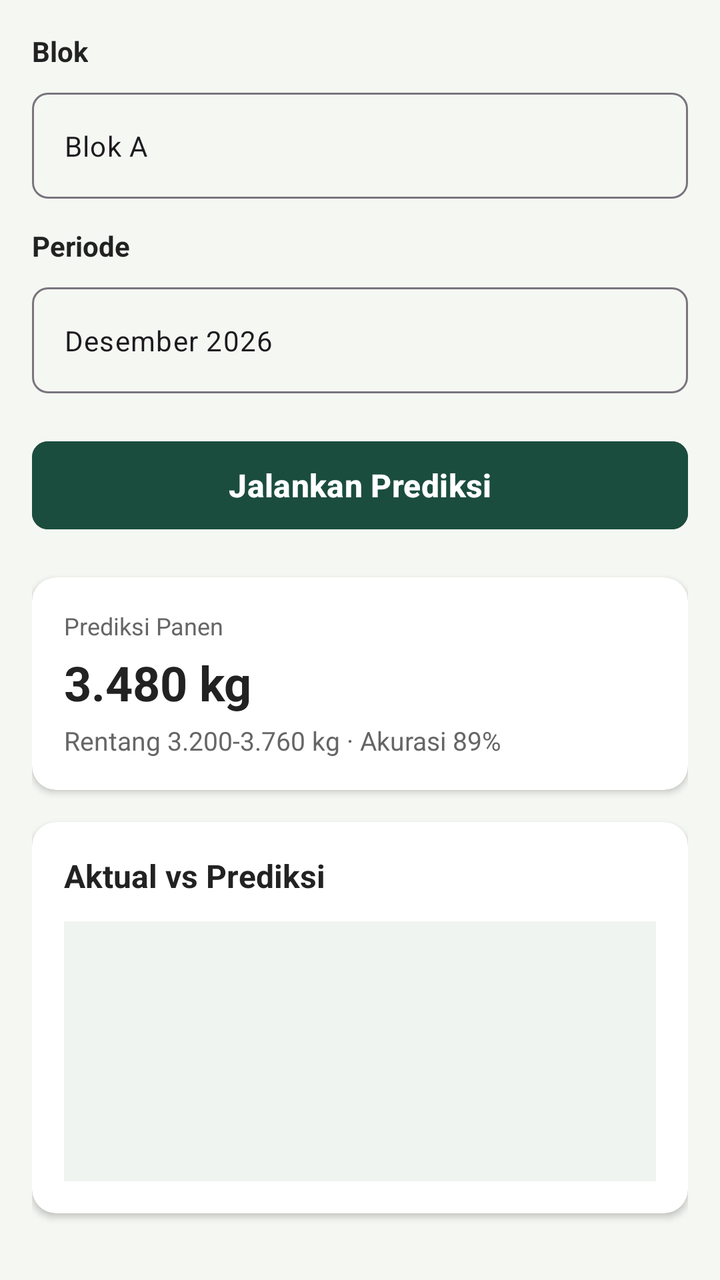
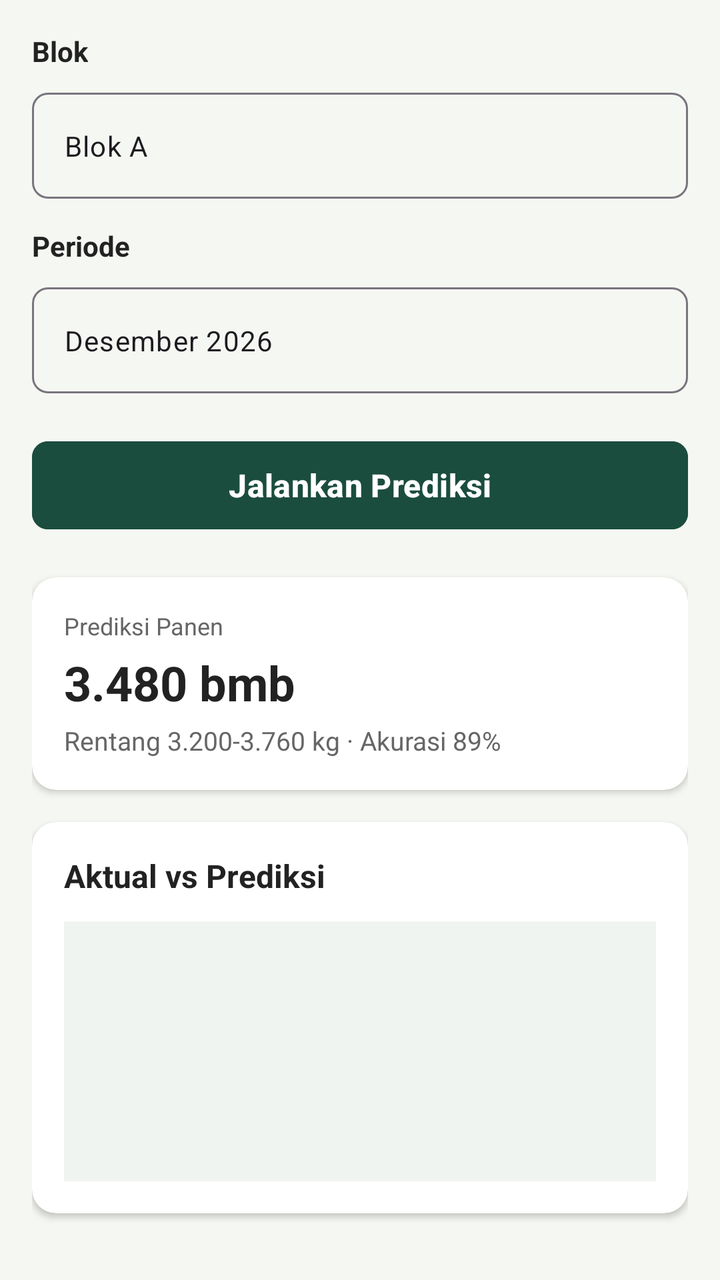

Before-and-after screenshots of an Android layout around one commit, followed by the original layout XML and the change that was made.
<!-- AndroidManifest.xml: application theme Theme.SmartCoffeeFarm -->
<!-- res/layout/fragment_prediksi_panen.xml -->
<?xml version="1.0" encoding="utf-8"?>
<LinearLayout xmlns:android="http://schemas.android.com/apk/res/android"
    xmlns:app="http://schemas.android.com/apk/res-auto"
    android:layout_width="match_parent"
    android:layout_height="match_parent"
    android:background="@color/app_background"
    android:orientation="vertical">

    <ScrollView
        android:layout_width="match_parent"
        android:layout_height="match_parent"
        android:fillViewport="true"
        android:padding="16dp">

        <LinearLayout
            android:layout_width="match_parent"
            android:layout_height="wrap_content"
            android:orientation="vertical">

            
            <TextView
                android:layout_width="wrap_content"
                android:layout_height="wrap_content"
                android:text="Blok"
                android:textColor="@color/text_primary"
                android:textSize="14sp"
                android:textStyle="bold" />

            <com.google.android.material.textfield.TextInputLayout
                style="@style/Widget.Material3.TextInputLayout.OutlinedBox"
                android:layout_width="match_parent"
                android:layout_height="wrap_content"
                android:layout_marginTop="6dp"
                app:boxCornerRadiusBottomEnd="8dp"
                app:boxCornerRadiusBottomStart="8dp"
                app:boxCornerRadiusTopEnd="8dp"
                app:boxCornerRadiusTopStart="8dp">

                <com.google.android.material.textfield.TextInputEditText
                    android:id="@+id/etBlokPrediksi"
                    android:layout_width="match_parent"
                    android:layout_height="wrap_content"
                    android:text="Blok A"
                    android:textSize="14sp" />
            </com.google.android.material.textfield.TextInputLayout>

            
            <TextView
                android:layout_width="wrap_content"
                android:layout_height="wrap_content"
                android:layout_marginTop="14dp"
                android:text="Periode"
                android:textColor="@color/text_primary"
                android:textSize="14sp"
                android:textStyle="bold" />

            <com.google.android.material.textfield.TextInputLayout
                style="@style/Widget.Material3.TextInputLayout.OutlinedBox"
                android:layout_width="match_parent"
                android:layout_height="wrap_content"
                android:layout_marginTop="6dp"
                app:boxCornerRadiusBottomEnd="8dp"
                app:boxCornerRadiusBottomStart="8dp"
                app:boxCornerRadiusTopEnd="8dp"
                app:boxCornerRadiusTopStart="8dp">

                <com.google.android.material.textfield.TextInputEditText
                    android:id="@+id/etPeriodePrediksi"
                    android:layout_width="match_parent"
                    android:layout_height="wrap_content"
                    android:text="Desember 2026"
                    android:textSize="14sp" />
            </com.google.android.material.textfield.TextInputLayout>

            
            <com.google.android.material.button.MaterialButton
                android:id="@+id/btnJalankanPrediksi"
                android:layout_width="match_parent"
                android:layout_height="52dp"
                android:layout_marginTop="20dp"
                android:backgroundTint="@color/primary_dark_green"
                android:text="Jalankan Prediksi"
                android:textAllCaps="false"
                android:textColor="@color/white"
                android:textSize="16sp"
                android:textStyle="bold"
                app:cornerRadius="8dp" />

            
            <androidx.cardview.widget.CardView
                android:layout_width="match_parent"
                android:layout_height="wrap_content"
                android:layout_marginTop="20dp"
                app:cardBackgroundColor="@color/card_background"
                app:cardCornerRadius="12dp"
                app:cardElevation="2dp">

                <LinearLayout
                    android:layout_width="match_parent"
                    android:layout_height="wrap_content"
                    android:orientation="vertical"
                    android:padding="16dp">

                    <TextView
                        android:layout_width="wrap_content"
                        android:layout_height="wrap_content"
                        android:text="Prediksi Panen"
                        android:textColor="@color/text_secondary"
                        android:textSize="12sp" />

                    <TextView
                        android:layout_width="wrap_content"
                        android:layout_height="wrap_content"
                        android:layout_marginTop="4dp"
                        android:text="3.480 kg"
                        android:textColor="@color/text_primary"
                        android:textSize="24sp"
                        android:textStyle="bold" />

                    <TextView
                        android:layout_width="wrap_content"
                        android:layout_height="wrap_content"
                        android:layout_marginTop="4dp"
                        android:text="Rentang 3.200-3.760 kg · Akurasi 89%"
                        android:textColor="@color/text_secondary"
                        android:textSize="13sp" />
                </LinearLayout>
            </androidx.cardview.widget.CardView>

            
            <androidx.cardview.widget.CardView
                android:layout_width="match_parent"
                android:layout_height="wrap_content"
                android:layout_marginTop="16dp"
                android:layout_marginBottom="24dp"
                app:cardBackgroundColor="@color/card_background"
                app:cardCornerRadius="12dp"
                app:cardElevation="2dp">

                <LinearLayout
                    android:layout_width="match_parent"
                    android:layout_height="wrap_content"
                    android:orientation="vertical"
                    android:padding="16dp">

                    <TextView
                        android:layout_width="wrap_content"
                        android:layout_height="wrap_content"
                        android:text="Aktual vs Prediksi"
                        android:textColor="@color/text_primary"
                        android:textSize="16sp"
                        android:textStyle="bold" />

                    
                    <View
                        android:layout_width="match_parent"
                        android:layout_height="130dp"
                        android:layout_marginTop="12dp"
                        android:background="#F0F4F1" />

                </LinearLayout>
            </androidx.cardview.widget.CardView>

        </LinearLayout>
    </ScrollView>

</LinearLayout>
<!-- resources referenced by this layout -->
<resources>
  <color name="app_background">#F5F7F2</color>
  <color name="card_background">#FFFFFFFF</color>
  <color name="primary_dark_green">#1B4D3E</color>
  <color name="text_primary">#222222</color>
  <color name="text_secondary">#666666</color>
  <color name="white">#FFFFFFFF</color>
  <style name="Theme.SmartCoffeeFarm" parent="Base.Theme.SmartCoffeeFarm" />
  <style name="Base.Theme.SmartCoffeeFarm" parent="Theme.Material3.DayNight.NoActionBar">
          <item name="colorPrimary">@color/primary_dark_green</item>
          <item name="colorSecondary">@color/primary_dark_green</item>
          <item name="android:windowBackground">@color/app_background</item>
          <item name="colorSurface">@color/card_background</item>
      </style>
</resources>

<!-- the commit's change to res/layout/fragment_prediksi_panen.xml (unified diff, before → after) -->
@@ -112,7 +112,7 @@
                         android:layout_width="wrap_content"
                         android:layout_height="wrap_content"
                         android:layout_marginTop="4dp"
-                        android:text="3.480 kg"
+                        android:text="3.480 bmb"
                         android:textColor="@color/text_primary"
                         android:textSize="24sp"
                         android:textStyle="bold" />
